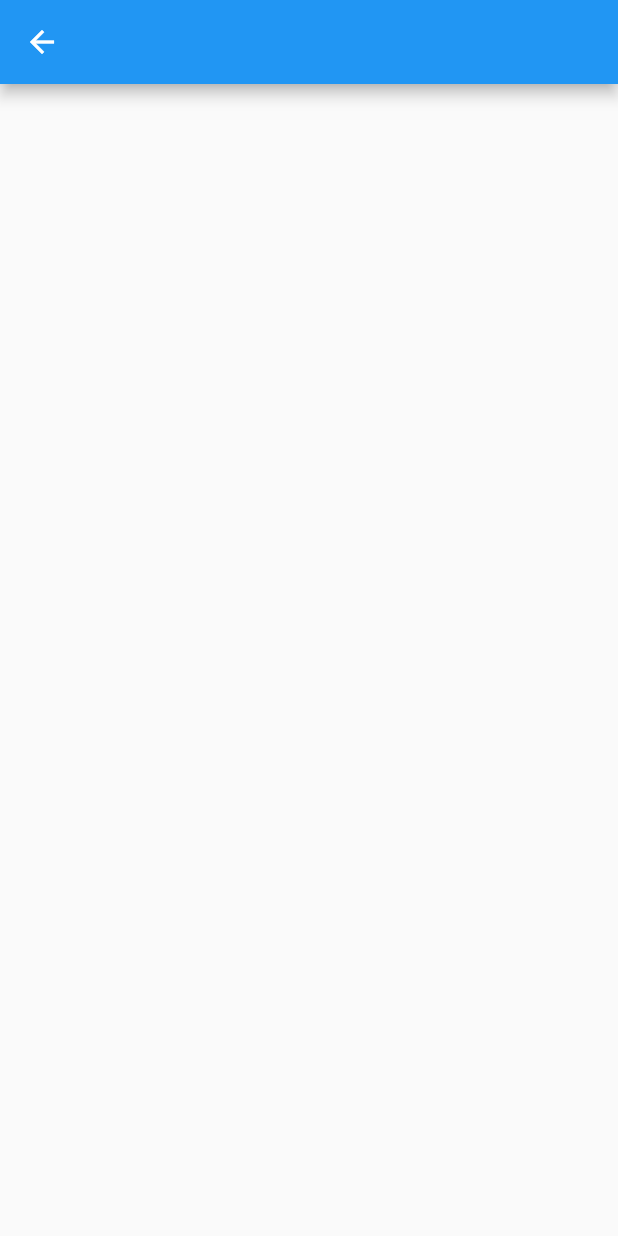
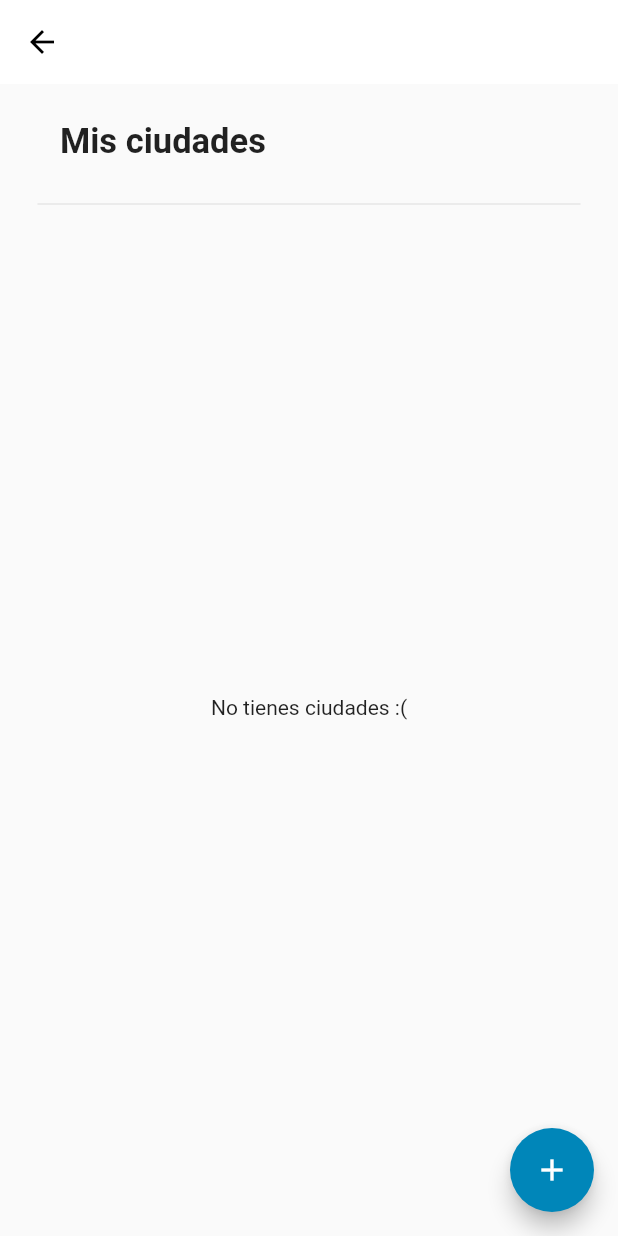
Before and after one commit to livelivecoding/flutter-weather-app, a Flutter app: the screen it shows after launch, after a tap on "Agregar ciudad", on a phone screen of 412 x 824 dp. Run offline on Flutter 3.47's test engine with Material 2 defaults, Android fonts, the phone set to English and light mode, and no system bars.

Commit message:
add screen

```diff
--- /dev/null
+++ b/lib/data/data_constants.dart
@@ -0,0 +1 @@
+const api = 'https://www.metaweather.com/api/location/';
--- a/lib/ui/cities/cities_page.dart
+++ b/lib/ui/cities/cities_page.dart
@@ -1,10 +1,59 @@
 import 'package:flutter/material.dart';
+import 'package:weatherflut/ui/cities/add/add_city_page.dart';
+import 'package:weatherflut/ui/common/header_widget.dart';
+import 'package:weatherflut/ui/ui_constants.dart';
 
 class CitiesPage extends StatelessWidget {
+  void handleNavigatePress(BuildContext context) {
+    Navigator.of(context).push(
+      PageRouteBuilder(
+        transitionDuration: const Duration(
+          milliseconds: 400,
+        ),
+        pageBuilder: (_, animation1, animation2) {
+          return SlideTransition(
+            position: Tween<Offset>(
+              begin: Offset(0.0, 1.0),
+              end: Offset(0.0, 0.0),
+            ).animate(animation1),
+            child: AddCityPage(),
+          );
+        },
+      ),
+    );
+  }
+
   @override
   Widget build(BuildContext context) {
     return Scaffold(
-      appBar: AppBar(),
+      appBar: AppBar(
+        elevation: 0,
+        backgroundColor: Colors.white,
+        iconTheme: IconThemeData(
+          color: Colors.black,
+        ),
+      ),
+      floatingActionButton: FloatingActionButton(
+        child: Icon(Icons.add),
+        backgroundColor: primaryColor,
+        onPressed: () => handleNavigatePress(context),
+      ),
+      body: Padding(
+        padding: const EdgeInsets.all(25),
+        child: Column(
+          crossAxisAlignment: CrossAxisAlignment.stretch,
+          children: <Widget>[
+            HeaderWidget(
+              title: 'Mis ciudades',
+            ),
+            Expanded(
+              child: Center(
+                child: Text('No tienes ciudades :('),
+              ),
+            ),
+          ],
+        ),
+      ),
     );
   }
 }
--- /dev/null
+++ b/lib/ui/common/header_widget.dart
@@ -0,0 +1,30 @@
+import 'package:flutter/material.dart';
+
+class HeaderWidget extends StatelessWidget {
+  final String title;
+
+  const HeaderWidget({Key key, this.title}) : super(key: key);
+
+  @override
+  Widget build(BuildContext context) {
+    return Column(
+      crossAxisAlignment: CrossAxisAlignment.start,
+      children: <Widget>[
+        Padding(
+          padding: const EdgeInsets.only(left: 15.0),
+          child: Text(
+            title,
+            style: TextStyle(
+              fontSize: 23,
+              fontWeight: FontWeight.w700,
+            ),
+          ),
+        ),
+        const SizedBox(
+          height: 20,
+        ),
+        Divider(),
+      ],
+    );
+  }
+}
--- a/lib/ui/home_page.dart
+++ b/lib/ui/home_page.dart
@@ -1,12 +1,11 @@
 import 'package:flutter/material.dart';
 import 'package:weatherflut/ui/cities/cities_page.dart';
+import 'package:weatherflut/ui/ui_constants.dart';
 
 class HomePage extends StatelessWidget {
   void handleNavigatePress(BuildContext context) {
     Navigator.of(context).push(
-      MaterialPageRoute(
-        builder: (_) => CitiesPage()
-      ),
+      MaterialPageRoute(builder: (_) => CitiesPage()),
     );
   }
 
@@ -25,7 +24,7 @@ class HomePage extends StatelessWidget {
             child: Center(
               child: Container(
                 constraints: BoxConstraints(
-                  maxWidth: 250.0,
+                  maxWidth: maxPageWidth,
                 ),
                 child: Column(
                   crossAxisAlignment: CrossAxisAlignment.stretch,
--- /dev/null
+++ b/lib/ui/ui_constants.dart
@@ -0,0 +1,5 @@
+import 'package:flutter/material.dart';
+
+const double maxPageWidth = 250.0;
+
+const primaryColor = Color(0xFF0086B9);
--- a/pubspec.yaml
+++ b/pubspec.yaml
@@ -28,6 +28,7 @@ dependencies:
   # The following adds the Cupertino Icons font to your application.
   # Use with the CupertinoIcons class for iOS style icons.
   cupertino_icons: ^0.1.3
+  http: any
 
 dev_dependencies:
   flutter_test:
```
Also changed, not shown: lib/model/city.dart (added, +13 -0 lines), lib/ui/cities/add/add_city_page.dart (added, +108 -0 lines), lib/ui/common/debouncer.dart (added, +14 -0 lines), pubspec.lock.
